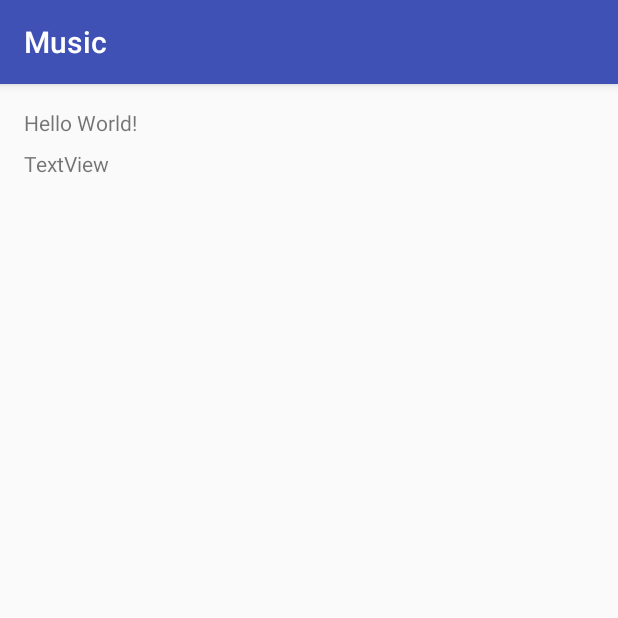
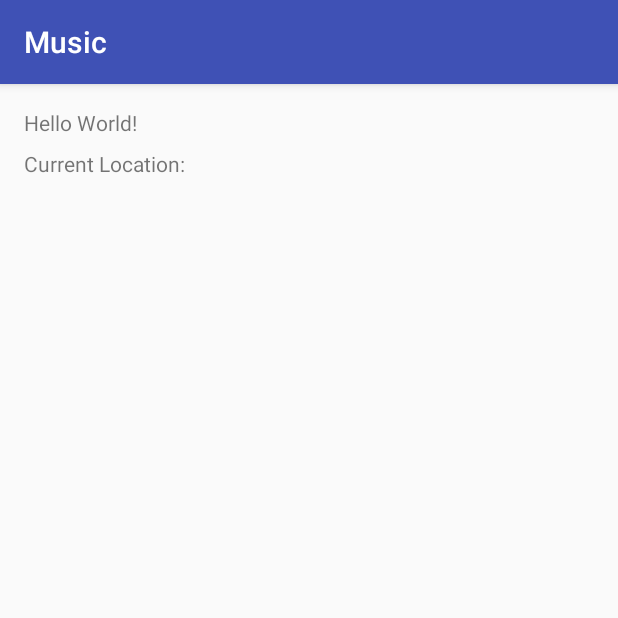
Before and after one commit to spdrucker/CAES-App, an Android app: the screen it shows after launch (MainActivity), on a phone screen of 412 x 824 dp, the top half of it. Run offline under Robolectric (Android 15) with nearby library versions, the phone set to English and light mode, and no system bars; 2 statements that could not run were skipped.

Commit message:
changed default text

```diff
--- a/app/src/main/res/layout/activity_main.xml
+++ b/app/src/main/res/layout/activity_main.xml
@@ -16,7 +16,7 @@
         android:text="Hello World!" />
 
     <TextView
-        android:text="TextView"
+        android:text="Current Location:"
         android:layout_width="wrap_content"
         android:layout_height="wrap_content"
         android:id="@+id/gps_info"
```
